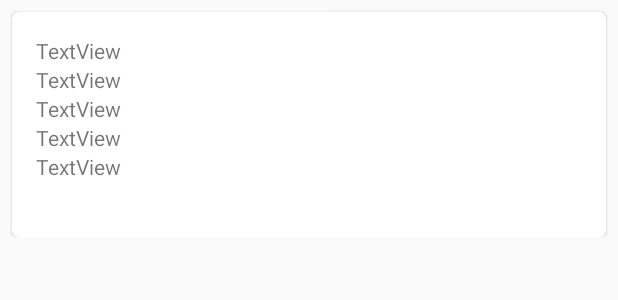
After one commit to ceosilvajr/taximon, an Android app: the layout item_vehicle.xml on its own in the app's theme, with its tools: preview values and no code run, on a phone screen of 412 x 824 dp. The commit adds this screen. Shown: the top 300 px of the screen. Run offline under Robolectric (Android 15) with nearby library versions, the phone set to English and light mode, and no system bars.

Commit message:
- done displaying list of vehicles

```diff
--- a/app/src/main/AndroidManifest.xml
+++ b/app/src/main/AndroidManifest.xml
@@ -2,7 +2,10 @@
 <manifest xmlns:android="http://schemas.android.com/apk/res/android"
     package="com.ceosilvajr.mytaxi">
 
+    <uses-permission android:name="android.permission.INTERNET" />
+
     <application
+        android:name=".MyTaxiApp"
         android:allowBackup="true"
         android:icon="@mipmap/ic_launcher"
         android:label="@string/app_name"
--- a/app/src/main/res/layout/content_main.xml
+++ b/app/src/main/res/layout/content_main.xml
@@ -2,7 +2,8 @@
 <androidx.constraintlayout.widget.ConstraintLayout xmlns:android="http://schemas.android.com/apk/res/android"
     xmlns:app="http://schemas.android.com/apk/res-auto"
     android:layout_width="match_parent"
-    android:layout_height="match_parent">
+    android:layout_height="match_parent"
+    app:layout_behavior="@string/appbar_scrolling_view_behavior">
 
     <fragment
         android:id="@+id/my_nav_host_fragment"
--- /dev/null
+++ b/app/src/main/res/layout/item_vehicle.xml
@@ -0,0 +1,73 @@
+<?xml version="1.0" encoding="utf-8"?>
+<androidx.constraintlayout.widget.ConstraintLayout xmlns:android="http://schemas.android.com/apk/res/android"
+    xmlns:app="http://schemas.android.com/apk/res-auto"
+    android:layout_width="match_parent"
+    android:layout_height="wrap_content">
+
+    <com.google.android.material.card.MaterialCardView
+        style="@style/Widget.MaterialComponents.CardView"
+        android:layout_width="match_parent"
+        android:layout_height="wrap_content"
+        android:layout_marginLeft="@dimen/mtrl_card_spacing"
+        android:layout_marginTop="@dimen/mtrl_card_spacing"
+        android:layout_marginRight="@dimen/mtrl_card_spacing"
+        android:minHeight="150dp"
+        app:layout_constraintBottom_toBottomOf="parent"
+        app:layout_constraintEnd_toEndOf="parent"
+        app:layout_constraintStart_toStartOf="parent"
+        app:layout_constraintTop_toTopOf="parent">
+
+        <androidx.constraintlayout.widget.ConstraintLayout
+            android:layout_width="match_parent"
+            android:layout_height="wrap_content">
+
+            <TextView
+                android:id="@+id/tv_vehicle_id"
+                android:layout_width="wrap_content"
+                android:layout_height="wrap_content"
+                android:layout_marginStart="16dp"
+                android:layout_marginTop="16dp"
+                android:text="TextView"
+                app:layout_constraintStart_toStartOf="parent"
+                app:layout_constraintTop_toTopOf="parent" />
+
+            <TextView
+                android:id="@+id/tv_vehicle_fleet_type"
+                android:layout_width="wrap_content"
+                android:layout_height="wrap_content"
+                android:layout_marginStart="16dp"
+                android:text="TextView"
+                app:layout_constraintStart_toStartOf="parent"
+                app:layout_constraintTop_toBottomOf="@+id/tv_vehicle_id" />
+
+            <TextView
+                android:id="@+id/tv_vehicle_heading"
+                android:layout_width="wrap_content"
+                android:layout_height="wrap_content"
+                android:layout_marginStart="16dp"
+                android:text="TextView"
+                app:layout_constraintStart_toStartOf="parent"
+                app:layout_constraintTop_toBottomOf="@+id/tv_vehicle_fleet_type" />
+
+            <TextView
+                android:id="@+id/tv_vehicle_latitude"
+                android:layout_width="wrap_content"
+                android:layout_height="wrap_content"
+                android:layout_marginStart="16dp"
+                android:text="TextView"
+                app:layout_constraintStart_toStartOf="parent"
+                app:layout_constraintTop_toBottomOf="@+id/tv_vehicle_heading" />
+
+            <TextView
+                android:id="@+id/tv_vehicle_longitude"
+                android:layout_width="wrap_content"
+                android:layout_height="wrap_content"
+                android:layout_marginStart="16dp"
+                android:text="TextView"
+                app:layout_constraintStart_toStartOf="parent"
+                app:layout_constraintTop_toBottomOf="@+id/tv_vehicle_latitude" />
+        </androidx.constraintlayout.widget.ConstraintLayout>
+
+    </com.google.android.material.card.MaterialCardView>
+
+</androidx.constraintlayout.widget.ConstraintLayout>
```
Also changed, not shown: app/src/main/java/com/ceosilvajr/mytaxi/MyTaxiApp.kt (added, +17 -0 lines), app/src/main/java/com/ceosilvajr/mytaxi/data/HamburgLocationBounds.kt (added, +8 -0 lines), app/src/main/java/com/ceosilvajr/mytaxi/data/entities/Vehicle.kt (added, +21 -0 lines), app/src/main/java/com/ceosilvajr/mytaxi/features/BaseView.kt (added, +13 -0 lines), app/src/main/java/com/ceosilvajr/mytaxi/features/FetchVehicleView.kt (added, +10 -0 lines), app/src/main/java/com/ceosilvajr/mytaxi/features/VehiclePresenter.kt (added, +35 -0 lines), app/src/main/java/com/ceosilvajr/mytaxi/features/list/VehicleListAdapter.kt (added, +48 -0 lines), app/src/main/java/com/ceosilvajr/mytaxi/fragments/BaseFragment.kt (added, +18 -0 lines), app/src/main/java/com/ceosilvajr/mytaxi/fragments/ListFragment.kt (+44 -2 lines), app/src/main/java/com/ceosilvajr/mytaxi/koin/MainAppModule.kt (added, +24 -0 lines), app/src/main/java/com/ceosilvajr/mytaxi/koin/NetworkAppModule.kt (added, +55 -0 lines), app/src/main/java/com/ceosilvajr/mytaxi/network/AppApi.kt (added, +17 -0 lines), app/src/main/java/com/ceosilvajr/mytaxi/network/reponses/FetchVehicleResponse.kt (added, +31 -0 lines), app/src/main/java/com/ceosilvajr/mytaxi/network/repository/AppRepository.kt (added, +22 -0 lines), 1 more files.
